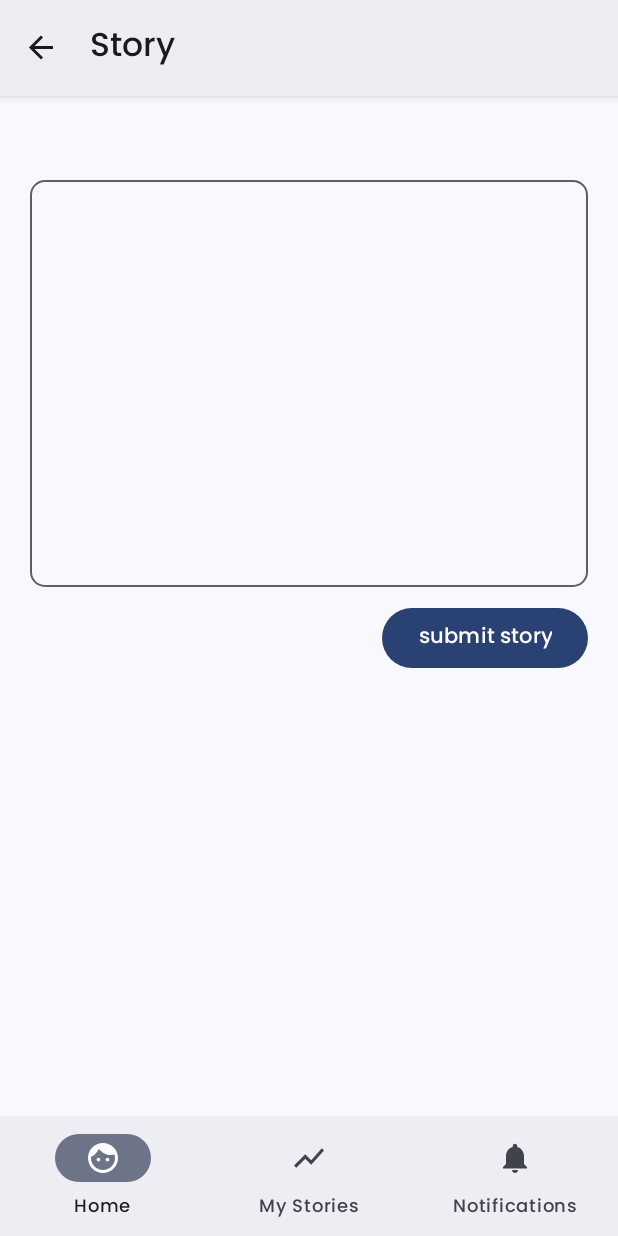
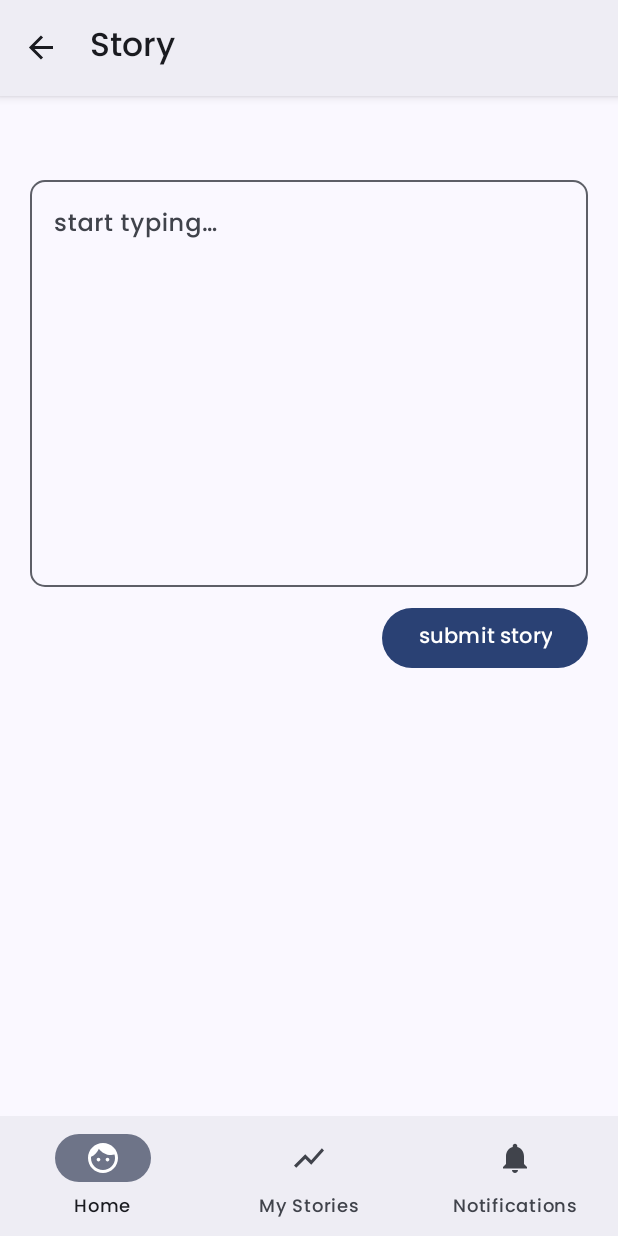
Before and after one commit to curioustale-app/android, an Android app: the AnswerFragment screen opened through its navigation route, on a phone screen of 412 x 824 dp. Run offline under Robolectric (Android 15) with nearby library versions, the phone set to English and light mode, and no system bars; our stand-ins replace Firebase (no records; nobody signed in at launch, a user with empty details on screens opened directly), navigation-ui.

Commit message:
a slick formatting and removed unused res

```diff
--- a/app/src/main/java/app/curioustale/curioustale/models/Answer.java
+++ b/app/src/main/java/app/curioustale/curioustale/models/Answer.java
@@ -15,36 +15,36 @@ public class Answer {
         // Required for firebase
     }
 
+    public String getQuestion() {
+        return question;
+    }
+
     public void setQuestion(String question) {
         this.question = question;
     }
 
-    public String getQuestion() {
-        return question;
+    public String getQuestionId() {
+        return questionId;
     }
 
     public void setQuestionId(String questionId) {
         this.questionId = questionId;
     }
 
-    public String getQuestionId() {
-        return questionId;
+    public String getAnswer() {
+        return answer;
     }
 
     public void setAnswer(String answer) {
         this.answer = answer;
     }
 
-    public String getAnswer() {
-        return answer;
+    public Timestamp getTimestamp() {
+        return timestamp;
     }
 
     public void setTimestamp(Timestamp timestamp) {
         this.timestamp = timestamp;
-    }
-
-    public Timestamp getTimestamp() {
-        return timestamp;
     }
 
     @NonNull
--- a/app/src/main/java/app/curioustale/curioustale/repo/answers/AnswerRepository.java
+++ b/app/src/main/java/app/curioustale/curioustale/repo/answers/AnswerRepository.java
@@ -7,6 +7,7 @@ public interface AnswerRepository {
 
     interface SubmitAnswerResultListener {
         void onAnswerSubmitResult();
+
         void onAnswerSubmitError(Exception e);
     }
 }
--- a/app/src/main/java/app/curioustale/curioustale/repo/config/FirebaseConfigRepository.java
+++ b/app/src/main/java/app/curioustale/curioustale/repo/config/FirebaseConfigRepository.java
@@ -6,8 +6,8 @@ import com.google.firebase.firestore.FirebaseFirestore;
 import java.util.HashMap;
 import java.util.Map;
 
+import app.curioustale.curioustale.models.ServerConfig;
 import app.curioustale.curioustale.utils.FirebaseUtils;
-import app.curioustale.curioustale.models.ServerConfig;
 
 public class FirebaseConfigRepository implements ConfigRepository {
     private final FirebaseFirestore db;
--- a/app/src/main/java/app/curioustale/curioustale/repo/questions/FirebaseQuestionRepository.java
+++ b/app/src/main/java/app/curioustale/curioustale/repo/questions/FirebaseQuestionRepository.java
@@ -2,8 +2,8 @@ package app.curioustale.curioustale.repo.questions;
 
 import com.google.firebase.firestore.FirebaseFirestore;
 
+import app.curioustale.curioustale.models.Question;
 import app.curioustale.curioustale.utils.FirebaseUtils;
-import app.curioustale.curioustale.models.Question;
 
 public class FirebaseQuestionRepository implements QuestionRepository {
     private final FirebaseFirestore db;
--- a/app/src/main/java/app/curioustale/curioustale/ui/Splash.java
+++ b/app/src/main/java/app/curioustale/curioustale/ui/Splash.java
@@ -10,13 +10,13 @@ import com.google.android.material.snackbar.Snackbar;
 import com.google.firebase.auth.FirebaseUser;
 
 import app.curioustale.curioustale.R;
-import app.curioustale.curioustale.utils.FirebaseUtils;
 import app.curioustale.curioustale.config.PreferenceUtils;
 import app.curioustale.curioustale.databinding.ActivitySplashBinding;
 import app.curioustale.curioustale.repo.auth.AuthRepository;
 import app.curioustale.curioustale.repo.auth.FirebaseAuthRepository;
 import app.curioustale.curioustale.repo.config.ConfigRepository;
 import app.curioustale.curioustale.repo.config.FirebaseConfigRepository;
+import app.curioustale.curioustale.utils.FirebaseUtils;
 
 public class Splash extends AppCompatActivity implements AuthRepository.AnonymousSignInListener<FirebaseUser> {
     private ActivitySplashBinding binding;
--- a/app/src/main/java/app/curioustale/curioustale/ui/answer/AnswerFragment.java
+++ b/app/src/main/java/app/curioustale/curioustale/ui/answer/AnswerFragment.java
@@ -63,7 +63,7 @@ public class AnswerFragment extends Fragment {
         binding.btnAnswer.setEnabled(true);
         binding.progress.hide();
 
-        if(either.isRight()) {
+        if (either.isRight()) {
             displayToast(getString(R.string.answer_submit_success));
         } else {
             displayToast(getString(R.string.answer_submit_error));
--- a/app/src/main/java/app/curioustale/curioustale/ui/answer/AnswerViewModel.java
+++ b/app/src/main/java/app/curioustale/curioustale/ui/answer/AnswerViewModel.java
@@ -27,6 +27,7 @@ public class AnswerViewModel extends ViewModel {
             public void onAnswerSubmitResult() {
                 answerResult.setValue(Either.right(true));
             }
+
             @Override
             public void onAnswerSubmitError(Exception e) {
                 answerResult.setValue(Either.left(e));
--- a/app/src/main/java/app/curioustale/curioustale/utils/Either.java
+++ b/app/src/main/java/app/curioustale/curioustale/utils/Either.java
@@ -5,7 +5,9 @@ import static java.util.Objects.requireNonNull;
 import java.util.Optional;
 
 public abstract class Either<L, R> {
-    Either() {}
+    Either() {
+        // Unused
+    }
 
     public static <L, R> Either<L, R> left(L value) {
         return new Left<>(value);
@@ -20,7 +22,9 @@ public abstract class Either<L, R> {
     }
 
     public abstract boolean isLeft();
+
     public abstract Optional<L> getLeft();
+
     public abstract Optional<R> getRight();
 
     static class Left<L, R> extends Either<L, R> {
--- a/app/src/main/res/drawable/ic_dashboard.xml
+++ b/app/src/main/res/drawable/ic_dashboard.xml
@@ -1,5 +1,10 @@
-<vector android:height="24dp" android:tint="#000000"
-    android:viewportHeight="24" android:viewportWidth="24"
-    android:width="24dp" xmlns:android="http://schemas.android.com/apk/res/android">
-    <path android:fillColor="@android:color/white" android:pathData="M9,11.75c-0.69,0 -1.25,0.56 -1.25,1.25s0.56,1.25 1.25,1.25 1.25,-0.56 1.25,-1.25 -0.56,-1.25 -1.25,-1.25zM15,11.75c-0.69,0 -1.25,0.56 -1.25,1.25s0.56,1.25 1.25,1.25 1.25,-0.56 1.25,-1.25 -0.56,-1.25 -1.25,-1.25zM12,2C6.48,2 2,6.48 2,12s4.48,10 10,10 10,-4.48 10,-10S17.52,2 12,2zM12,20c-4.41,0 -8,-3.59 -8,-8 0,-0.29 0.02,-0.58 0.05,-0.86 2.36,-1.05 4.23,-2.98 5.21,-5.37C11.07,8.33 14.05,10 17.42,10c0.78,0 1.53,-0.09 2.25,-0.26 0.21,0.71 0.33,1.47 0.33,2.26 0,4.41 -3.59,8 -8,8z"/>
+<vector xmlns:android="http://schemas.android.com/apk/res/android"
+    android:width="24dp"
+    android:height="24dp"
+    android:tint="#000000"
+    android:viewportWidth="24"
+    android:viewportHeight="24">
+    <path
+        android:fillColor="@android:color/white"
+        android:pathData="M9,11.75c-0.69,0 -1.25,0.56 -1.25,1.25s0.56,1.25 1.25,1.25 1.25,-0.56 1.25,-1.25 -0.56,-1.25 -1.25,-1.25zM15,11.75c-0.69,0 -1.25,0.56 -1.25,1.25s0.56,1.25 1.25,1.25 1.25,-0.56 1.25,-1.25 -0.56,-1.25 -1.25,-1.25zM12,2C6.48,2 2,6.48 2,12s4.48,10 10,10 10,-4.48 10,-10S17.52,2 12,2zM12,20c-4.41,0 -8,-3.59 -8,-8 0,-0.29 0.02,-0.58 0.05,-0.86 2.36,-1.05 4.23,-2.98 5.21,-5.37C11.07,8.33 14.05,10 17.42,10c0.78,0 1.53,-0.09 2.25,-0.26 0.21,0.71 0.33,1.47 0.33,2.26 0,4.41 -3.59,8 -8,8z" />
 </vector>
--- a/app/src/main/res/drawable/ic_day_streak_icon.xml
+++ /dev/null
@@ -1,7 +0,0 @@
-<vector xmlns:tools="http://schemas.android.com/tools"
-    android:height="24dp" android:tint="#000000"
-    android:viewportHeight="24" android:viewportWidth="24"
-    android:width="24dp" xmlns:android="http://schemas.android.com/apk/res/android">
-    <path android:fillColor="@android:color/white" android:pathData="M16.84,14.52c-0.26,-0.19 -0.62,-0.63 -0.79,-0.84C17.24,12.01 19,8.87 19,5c0,-1.95 -0.74,-3 -2,-3c-1.54,0 -3.96,2.06 -5,5.97C10.96,4.06 8.54,2 7,2C5.74,2 5,3.05 5,5c0,3.87 1.76,7.01 2.95,8.68c-0.17,0.21 -0.53,0.65 -0.79,0.84c-0.5,0.41 -1.66,1.37 -1.66,2.98c0,2.21 1.79,4 4,4c1.55,0 2.5,-0.56 2.5,-0.56s0.95,0.56 2.5,0.56c2.21,0 4,-1.79 4,-4C18.5,15.89 17.34,14.93 16.84,14.52zM9.35,12.2C8.34,10.7 7,8.12 7,5c0,-0.49 0.06,-0.8 0.12,-0.97c0.94,0.31 3.24,2.71 3.38,7.64C10.03,11.79 9.66,11.97 9.35,12.2zM10.5,16.75c-0.28,0 -0.5,-0.34 -0.5,-0.75c0,-0.41 0.22,-0.75 0.5,-0.75S11,15.59 11,16C11,16.41 10.78,16.75 10.5,16.75zM12,19.5c-0.55,0 -1,-0.72 -1,-1c0,-0.28 0.45,-0.5 1,-0.5s1,0.22 1,0.5C13,18.78 12.55,19.5 12,19.5zM13.5,16.75c-0.28,0 -0.5,-0.34 -0.5,-0.75c0,-0.41 0.22,-0.75 0.5,-0.75S14,15.59 14,16C14,16.41 13.78,16.75 13.5,16.75zM13.5,11.67c0.14,-4.93 2.44,-7.33 3.38,-7.64C16.94,4.2 17,4.51 17,5c0,3.12 -1.34,5.7 -2.35,7.2C14.34,11.97 13.97,11.79 13.5,11.67z"
-        tools:ignore="VectorPath" />
-</vector>
--- a/app/src/main/res/drawable/ic_my_stories.xml
+++ b/app/src/main/res/drawable/ic_my_stories.xml
@@ -1,5 +1,11 @@
-<vector android:autoMirrored="true" android:height="24dp"
-    android:tint="#000000" android:viewportHeight="24"
-    android:viewportWidth="24" android:width="24dp" xmlns:android="http://schemas.android.com/apk/res/android">
-    <path android:fillColor="@android:color/white" android:pathData="M3.5,18.49l6,-6.01 4,4L22,6.92l-1.41,-1.41 -7.09,7.97 -4,-4L2,16.99z"/>
+<vector xmlns:android="http://schemas.android.com/apk/res/android"
+    android:width="24dp"
+    android:height="24dp"
+    android:autoMirrored="true"
+    android:tint="#000000"
+    android:viewportWidth="24"
+    android:viewportHeight="24">
+    <path
+        android:fillColor="@android:color/white"
+        android:pathData="M3.5,18.49l6,-6.01 4,4L22,6.92l-1.41,-1.41 -7.09,7.97 -4,-4L2,16.99z" />
 </vector>
--- a/app/src/main/res/font/poppins_medium.xml
+++ b/app/src/main/res/font/poppins_medium.xml
@@ -1,7 +1,6 @@
 <?xml version="1.0" encoding="utf-8"?>
 <font-family xmlns:app="http://schemas.android.com/apk/res-auto"
-        app:fontProviderAuthority="com.google.android.gms.fonts"
-        app:fontProviderPackage="com.google.android.gms"
-        app:fontProviderQuery="name=Poppins&amp;weight=500"
-        app:fontProviderCerts="@array/com_google_android_gms_fonts_certs">
-</font-family>
+    app:fontProviderAuthority="com.google.android.gms.fonts"
+    app:fontProviderCerts="@array/com_google_android_gms_fonts_certs"
+    app:fontProviderPackage="com.google.android.gms"
+    app:fontProviderQuery="name=Poppins&amp;weight=500" />
--- a/app/src/main/res/layout/fragment_answer.xml
+++ b/app/src/main/res/layout/fragment_answer.xml
@@ -1,11 +1,11 @@
 <?xml version="1.0" encoding="utf-8"?>
 <ScrollView xmlns:android="http://schemas.android.com/apk/res/android"
+    xmlns:app="http://schemas.android.com/apk/res-auto"
     xmlns:tools="http://schemas.android.com/tools"
     android:layout_width="match_parent"
     android:layout_height="match_parent"
-    xmlns:app="http://schemas.android.com/apk/res-auto"
+    android:fitsSystemWindows="true"
     android:orientation="vertical"
-    android:fitsSystemWindows="true"
     tools:context=".ui.answer.AnswerFragment">
 
     <LinearLayout
@@ -17,8 +17,8 @@
             android:id="@+id/progress"
             android:layout_width="match_parent"
             android:layout_height="wrap_content"
-            android:visibility="gone"
-            android:indeterminate="true" />
+            android:indeterminate="true"
+            android:visibility="gone" />
 
         <LinearLayout
             android:layout_width="match_parent"
@@ -37,6 +37,7 @@
                 style="@style/ThemeOverlay.Material3.TextInputEditText.OutlinedBox"
                 android:layout_width="match_parent"
                 android:layout_height="wrap_content"
+                android:hint="@string/start_typing_hint"
                 app:boxCornerRadiusBottomEnd="@dimen/radius"
                 app:boxCornerRadiusBottomStart="@dimen/radius"
                 app:boxCornerRadiusTopEnd="@dimen/radius"
--- a/app/src/main/res/layout/fragment_home.xml
+++ b/app/src/main/res/layout/fragment_home.xml
@@ -4,8 +4,8 @@
     xmlns:tools="http://schemas.android.com/tools"
     android:layout_width="match_parent"
     android:layout_height="match_parent"
+    android:fitsSystemWindows="true"
     android:orientation="vertical"
-    android:fitsSystemWindows="true"
     tools:context=".ui.home.HomeFragment">
 
     <LinearLayout
--- a/app/src/main/res/values/strings.xml
+++ b/app/src/main/res/values/strings.xml
@@ -4,10 +4,8 @@
     <string name="title_my_stories">My Stories</string>
     <string name="title_notifications">Notifications</string>
     <string name="anon_acc_create_error">Failed to connect to the servers</string>
-    <string name="day_streak_content_desc">day streak</string>
     <string name="see_my_stories_btn">see my stories</string>
     <string name="submit_story_btn">submit story</string>
-    <string name="answer_content_desc">answer</string>
     <string name="start_typing_hint">start typing…</string>
     <string name="title_answer">Story</string>
     <string name="day_streak_text">day streak</string>
--- a/app/src/main/res/values/themes.xml
+++ b/app/src/main/res/values/themes.xml
@@ -4,6 +4,7 @@
         <item name="fontFamily">@font/poppins_medium</item>
         <item name="android:statusBarColor">?attr/colorSurfaceContainer</item>
     </style>
+
     <style name="Theme.CuriousTale.NoAppBar" parent="Theme.Material3.DayNight.NoActionBar">
         <item name="fontFamily">@font/poppins_medium</item>
         <item name="android:statusBarColor">?attr/colorSurfaceContainer</item>
```
